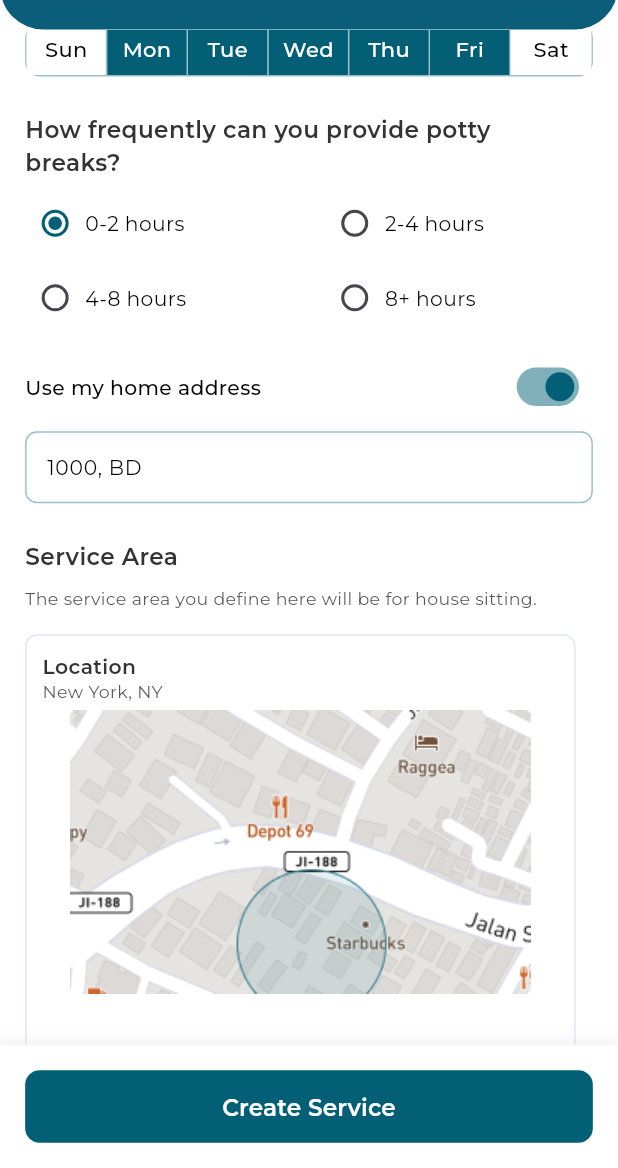
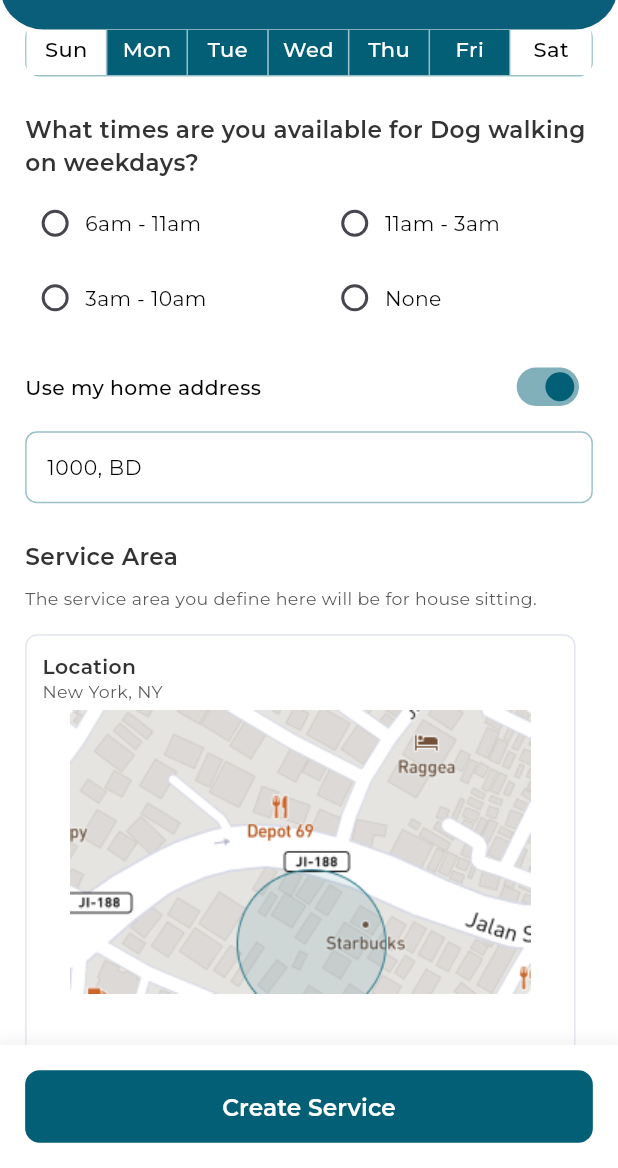
Before and after one commit to mursalin49/petcare, a Flutter app: the DogWalkingServiceSetupScreen screen opened directly, scrolled down 576 dp, on a phone screen of 412 x 824 dp, the part 68-1236 px from its top. Run offline on Flutter 3.47's test engine with Material 3 defaults, Android fonts, the phone set to English and light mode, and no system bars; our stand-ins replace flutter_screenutil, flutter_svg, get, get_storage, google_fonts, image_picker and 2 more; accounts and stored records are empty; project files that could hold a hidden picture were left out.

Commit message:
first commit

```diff
--- a/lib/utils/app_icons.dart
+++ b/lib/utils/app_icons.dart
@@ -9,6 +9,8 @@ class AppIcons{
   static String hom ="assets/icons/hom.svg";
   static String home ="assets/icons/home.svg";
   static String homes ="assets/icons/homes.svg";
+  static String message ="assets/icons/message.svg";
+  static String messages ="assets/icons/message1.svg";
   static const String location = "assets/icons/location.svg";
 
   static String profileIconS ="assets/icons/profileS.svg";
--- a/lib/view/create_service/DogWalking.dart
+++ b/lib/view/create_service/DogWalking.dart
@@ -168,15 +168,15 @@ class DogWalkingServiceSetupScreen extends StatelessWidget {
             _buildDaySelectors(controller),
             SizedBox(height: 20.h),
 
-            _buildSectionTitle('How frequently can you provide potty breaks?'),
+            _buildSectionTitle('What times are you available for Dog walking on weekdays?'),
             Wrap(
               spacing: 20.w,
               runSpacing: 10.h,
               children: [
-                _buildPottyBreakOption('0-2 hours', controller),
-                _buildPottyBreakOption('2-4 hours', controller),
-                _buildPottyBreakOption('4-8 hours', controller),
-                _buildPottyBreakOption('8+ hours', controller),
+                _buildPottyBreakOption('6am - 11am', controller),
+                _buildPottyBreakOption('11am - 3am', controller),
+                _buildPottyBreakOption('3am - 10am', controller),
+                _buildPottyBreakOption('None', controller),
               ],
             ),
 
```
Also changed, not shown: lib/view/bottom_nav/bottom_nav.dart (+8 -3 lines), assets/icons/message.svg (added), assets/icons/message1.svg (added), lib/view/inbox/inbox.dart (added).
